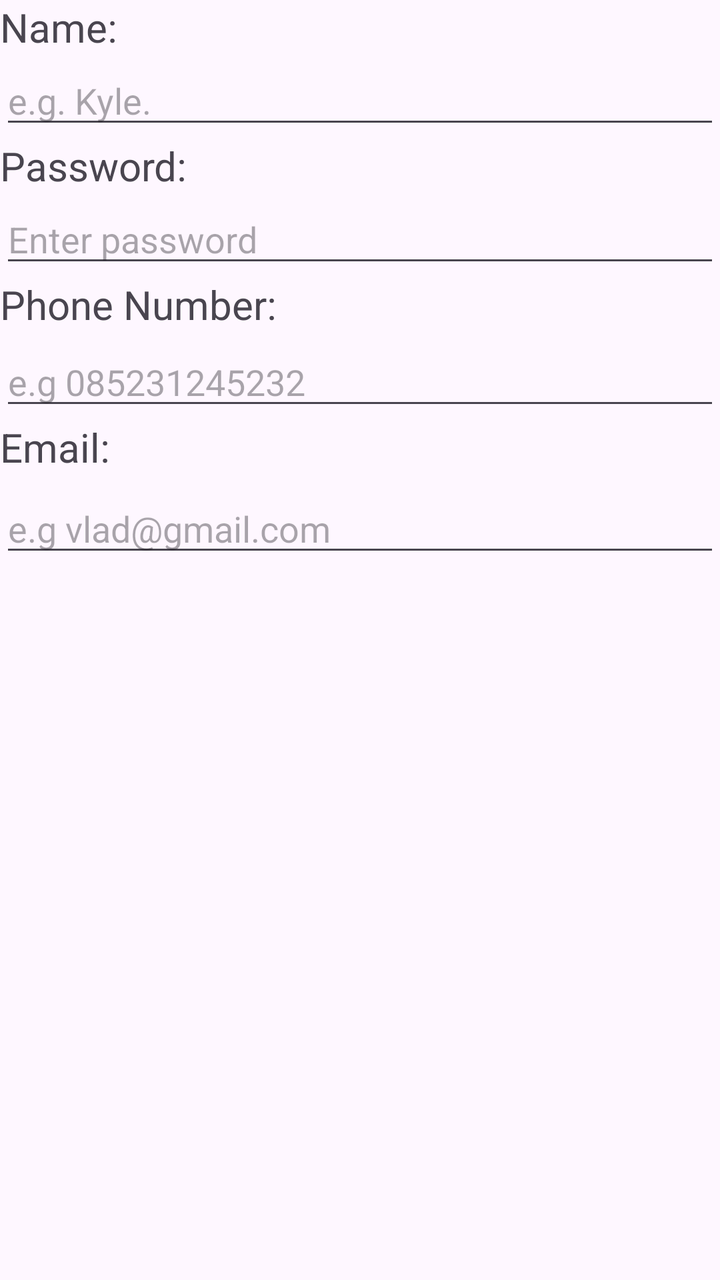
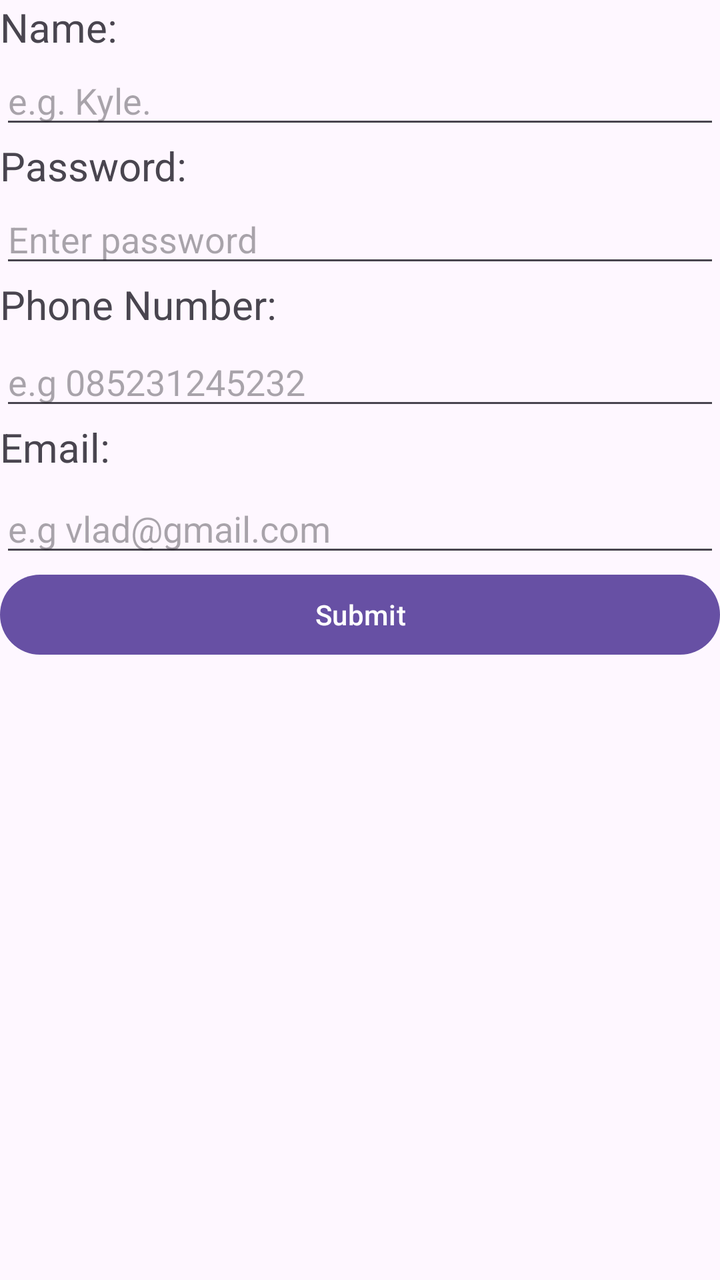

Screens rendered from an Android XML layout before and after an edit, with the pre-edit source and the edit as a unified diff.
<!-- AndroidManifest.xml: activity theme Theme.Lab1 -->
<!-- res/layout/activity_main.xml -->
<?xml version="1.0" encoding="utf-8"?>
<androidx.coordinatorlayout.widget.CoordinatorLayout xmlns:android="http://schemas.android.com/apk/res/android"
    xmlns:app="http://schemas.android.com/apk/res-auto"
    xmlns:tools="http://schemas.android.com/tools"
    android:id="@+id/main"
    android:layout_width="match_parent"
    android:layout_height="match_parent"
    android:fitsSystemWindows="true"
    tools:context=".MainActivity">

    <LinearLayout
        android:layout_width="match_parent"
        android:layout_height="match_parent"
        android:orientation="vertical">

        <TextView
            android:id="@+id/textView5"
            android:layout_width="match_parent"
            android:layout_height="28dp"
            android:text="Name:"
            android:textSize="20sp" />

        <EditText
            android:id="@+id/editTextText4"
            android:layout_width="match_parent"
            android:layout_height="wrap_content"
            android:ems="10"
            android:hint="e.g. Kyle."
            android:inputType="text" />
        <TextView
            android:id="@+id/textView6"
            android:layout_width="match_parent"
            android:layout_height="28dp"
            android:text="Password:"
            android:textSize="20sp" />

        <EditText
            android:id="@+id/editTextTextPassword"
            android:layout_width="match_parent"
            android:layout_height="wrap_content"
            android:ems="10"
            android:hint="Enter password"
            android:inputType="textPassword" />

        <TextView
            android:id="@+id/textView7"
            android:layout_width="match_parent"
            android:layout_height="30dp"
            android:text="Phone Number:"
            android:textSize="20sp" />

        <EditText
            android:id="@+id/editTextPhone"
            android:layout_width="match_parent"
            android:layout_height="wrap_content"
            android:ems="10"
            android:hint="e.g 085231245232"
            android:inputType="phone" />

        <TextView
            android:id="@+id/editTextText5"
            android:layout_width="match_parent"
            android:layout_height="32dp"
            android:ems="10"
            android:inputType="text"
            android:text="Email:"
            android:textSize="20sp" />

        <EditText
            android:id="@+id/editTextTextEmailAddress2"
            android:layout_width="match_parent"
            android:layout_height="wrap_content"
            android:ems="10"
            android:hint="e.g vlad@gmail.com"
            android:inputType="textEmailAddress" />



    </LinearLayout>

</androidx.coordinatorlayout.widget.CoordinatorLayout>
<!-- resources referenced by this layout -->
<resources>
  <style name="Theme.Lab1" parent="Base.Theme.Lab1" />
  <style name="Base.Theme.Lab1" parent="Theme.Material3.DayNight.NoActionBar">
          
          
      </style>
</resources>

<!-- the commit's change to res/layout/activity_main.xml (unified diff, before → after) -->
@@ -74,6 +74,11 @@
             android:hint="e.g vlad@gmail.com"
             android:inputType="textEmailAddress" />
 
+        <Button
+            android:id="@+id/button"
+            android:layout_width="match_parent"
+            android:layout_height="wrap_content"
+            android:text="Submit" />
 
 
     </LinearLayout>
